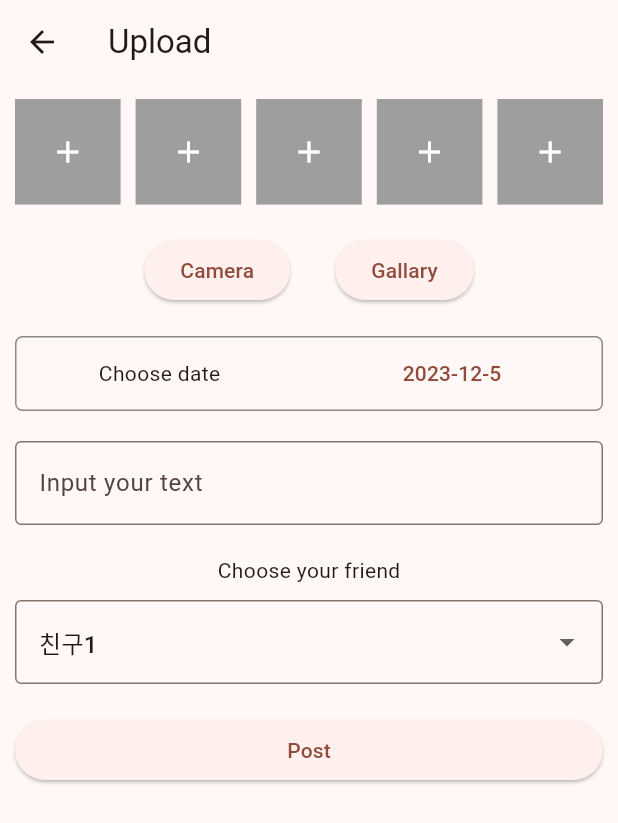
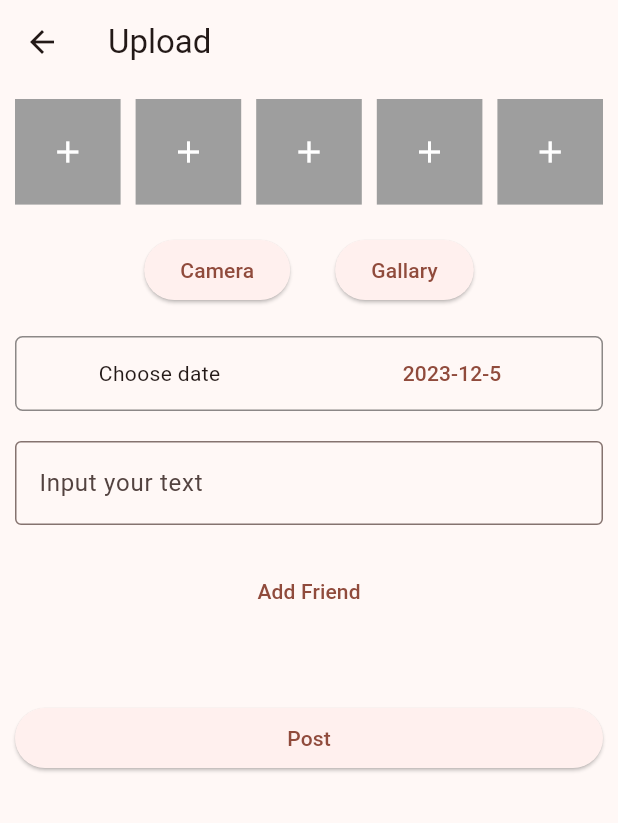
Before and after one commit to 22nd-Hoondong/Re-Frame, a Flutter app: the UploadScreen screen opened directly, on a phone screen of 412 x 824 dp. Shown: the top 823 px of the screen. Run offline on Flutter 3.47's test engine with Material 3 defaults, Android fonts, the phone set to English and light mode, and no system bars; our stand-ins replace cloud_firestore, equatable, firebase_auth, firebase_core, firebase_storage, google_sign_in and 3 more; accounts and stored records are empty; generated files the repository leaves out were written again; Roboto replaces fonts that are missing (GowunDodum).

Commit message:
#35: add all view feat of upload screen

```diff
--- a/lib/Models/friend_model.dart
+++ b/lib/Models/friend_model.dart
@@ -1,6 +1,7 @@
 import 'package:cloud_firestore/cloud_firestore.dart';
+import 'package:equatable/equatable.dart';
 
-class FriendInfo {
+class FriendInfo extends Equatable{
   late String name;
   late String uid;
   late String email;
@@ -34,4 +35,8 @@ class FriendInfo {
           name == other.name &&
           uid == other.uid &&
           email == other.email;
+
+  @override
+  // TODO: implement props
+  List<Object?> get props => [name, email, uid];
 }
--- a/lib/Pages/upload.dart
+++ b/lib/Pages/upload.dart
@@ -2,9 +2,12 @@ import 'dart:io';
 
 import 'package:flutter/material.dart';
 import 'package:image_picker/image_picker.dart';
+import 'package:re_frame/Bloc/friend_bloc.dart';
+import 'package:re_frame/Models/friend_model.dart';
 
 class UploadScreen extends StatefulWidget {
   const UploadScreen({super.key});
+  static final FriendBloc bloc = FriendBloc();
 
   @override
   State<UploadScreen> createState() => _UploadScreenState();
@@ -14,17 +17,15 @@ class _UploadScreenState extends State<UploadScreen> {
   List<XFile?> imageList = List<XFile?>.filled(5, null);
   final ImagePicker picker = ImagePicker();
   int selected = 0;
+  DateTime date = DateTime.now();
+  final _contentEditController = TextEditingController();
+  List<FriendInfo> addFriendList = [];
 
-  DateTime date = DateTime.now();
-  String _dropvalue = '';
-  final _droplist = ['친구1', '친구2'];
   @override
   void initState() {
     // TODO: implement initState
     super.initState();
-    setState(() {
-      _dropvalue = _droplist[0];
-    });
+    UploadScreen.bloc.getFriends();
   }
 
   Future getImage(ImageSource imageSource, int index) async {
@@ -127,43 +128,112 @@ class _UploadScreenState extends State<UploadScreen> {
               const SizedBox(
                 height: 20,
               ),
-              const TextField(
+              TextField(
                 keyboardType: TextInputType.multiline,
+                controller: _contentEditController,
                 maxLines: null,
-                decoration: InputDecoration(
+                decoration: const InputDecoration(
                     border: OutlineInputBorder(), labelText: 'Input your text'),
               ),
               const SizedBox(
                 height: 20,
               ),
-              const Text(
-                'Choose your friend',
-                textAlign: TextAlign.left,
+              StreamBuilder(
+                stream: UploadScreen.bloc.stream,
+                builder: (BuildContext context, AsyncSnapshot snapshot) {
+                  return TextButton(
+                    child: Text('Add Friend'),
+                    onPressed: () {
+                      if (snapshot.hasData) {
+                        var friendList = snapshot.data as List<FriendInfo>;
+                        showModalBottomSheet(
+                          context: context,
+                          builder: (context) {
+                            return Column(
+                              mainAxisAlignment: MainAxisAlignment.center,
+                              children: [
+                                Container(
+                                  height: 90,
+                                  color: const Color(0xffFFC1B4),
+                                  child: const Center(
+                                    child: Text(
+                                      'Your friend list',
+                                      style: TextStyle(color: Colors.white),
+                                      textAlign: TextAlign.center,
+                                    ),
+                                  ),
+                                ),
+                                Expanded(
+                                  child: ListView.builder(
+                                    itemCount: friendList.length,
+                                    itemBuilder: (BuildContext context, int idx) {
+                                      return TextButton(
+                                        child: Text(friendList[idx].name),
+                                        onPressed: () {
+                                          if (!addFriendList.contains(friendList[idx])) {
+                                            setState(() {
+                                              addFriendList.add(friendList[idx]);
+                                            });
+                                          }
+                                          Navigator.pop(context);
+                                        },
+                                      );
+                                    },
+                                  ),
+                                ),
+                              ],
+                            );
+                          }
+                        );
+                      }
+                      else {
+                        showModalBottomSheet(
+                          context: context,
+                          builder: (context) {
+                            return Container(
+                              height: 90,
+                              color: const Color(0xffFFC1B4),
+                              child: const Center(
+                                child: Text(
+                                  'You have no Friend',
+                                  style: TextStyle(color: Colors.white),
+                                  textAlign: TextAlign.center,
+                                ),
+                              ),
+                            );
+                          }
+                        );
+                      }
+                    },
+                  );
+                }
               ),
-              const SizedBox(
-                height: 10,
+              SizedBox(
+                height: 30,
+                child: ListView.builder(
+                  scrollDirection: Axis.horizontal,
+                  itemCount: addFriendList.length,
+                  itemBuilder: (BuildContext context, int idx) {
+                    return ElevatedButton(
+                      child: Text(addFriendList[idx].name),
+                      onPressed: () {
+                        setState(() {
+                          addFriendList.remove(addFriendList[idx]);
+                        });
+                      },
+                    );
+                  },
+                ),
               ),
-              DropdownButtonFormField(
-                  isExpanded: true,
-                  decoration: const InputDecoration(
-                    border: OutlineInputBorder(),
-                  ),
-                  value: _dropvalue,
-                  items: _droplist
-                      .map((e) => DropdownMenuItem(value: e, child: Text(e)))
-                      .toList(),
-                  onChanged: (value) {
-                    setState(() {
-                      _dropvalue = value!;
-                    });
-                  }),
               const SizedBox(
                 height: 20,
               ),
               SizedBox(
                 width: double.infinity,
                 child: ElevatedButton(
-                  onPressed: () {},
+                  onPressed: () {
+
+                  },
                   child: const Text('Post'),
                 ),
               ),
```
